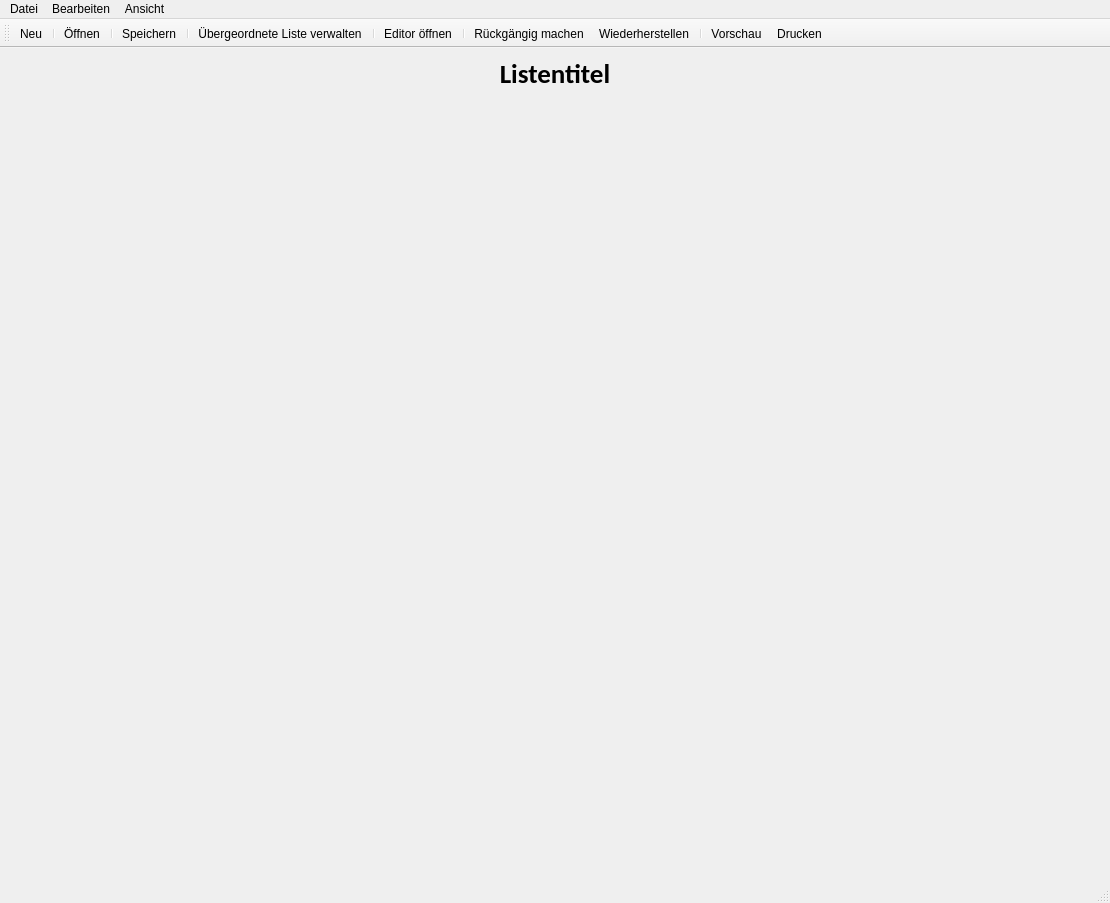
TheCheese42/urlaubsliste, file urlaubsliste/ui/window.ui: the form before one commit.
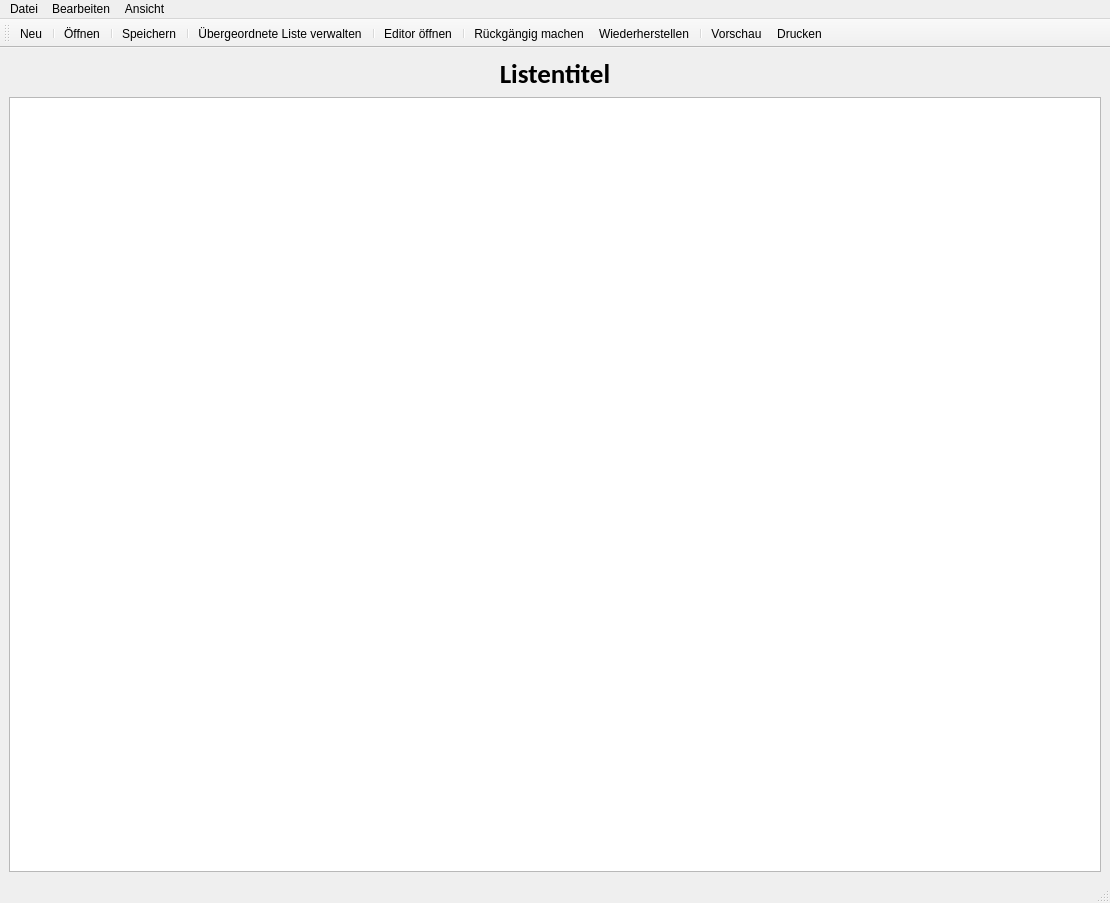
The form after the commit. Icons and pictures are not drawn.

```diff
--- a/urlaubsliste/ui/window.ui
+++ b/urlaubsliste/ui/window.ui
@@ -62,10 +62,10 @@
        <bool>true</bool>
       </property>
       <property name="autoFillBackground">
-       <bool>false</bool>
+       <bool>true</bool>
       </property>
       <property name="styleSheet">
-       <string notr="true">background:transparent</string>
+       <string notr="true"/>
       </property>
       <property name="sizeAdjustPolicy">
        <enum>QAbstractScrollArea::AdjustToContents</enum>
@@ -88,6 +88,9 @@
       <property name="showGrid">
        <bool>true</bool>
       </property>
+      <property name="gridStyle">
+       <enum>Qt::SolidLine</enum>
+      </property>
       <attribute name="horizontalHeaderCascadingSectionResizes">
        <bool>true</bool>
       </attribute>
```
Left out of the diff: 6 changed lines with no effect on the pictures.
